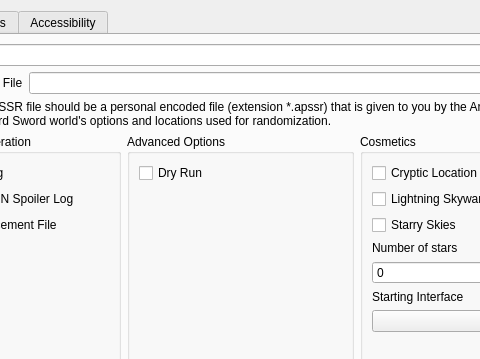
Before: the Qt Designer form gui/randogui.ui in lepelog/ssrando, drawn with Qt 5; both pictures show x 127 to 607 and y 0 to 359 of the 1202 by 766 pixel window.
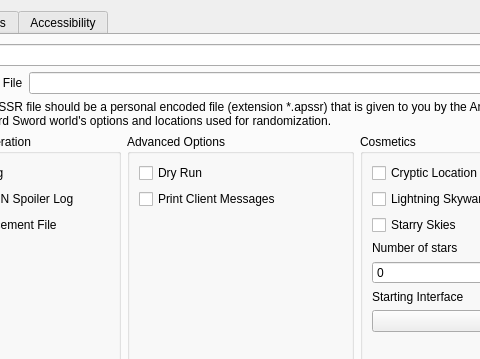
After: the same form once the commit is applied.

Commit message: Add option for printing client messages in game

What changed in the file:
```diff
--- a/gui/randogui.ui
+++ b/gui/randogui.ui
@@ -215,6 +215,13 @@
                  </property>
                 </widget>
                </item>
+               <item>
+                <widget class="QCheckBox" name="option_print_messages">
+                 <property name="text">
+                  <string>Print Client Messages</string>
+                 </property>
+                </widget>
+               </item>
                <item>
                 <spacer name="vspace_advanced">
                  <property name="orientation">
```
The commit also changes 27 other files.
